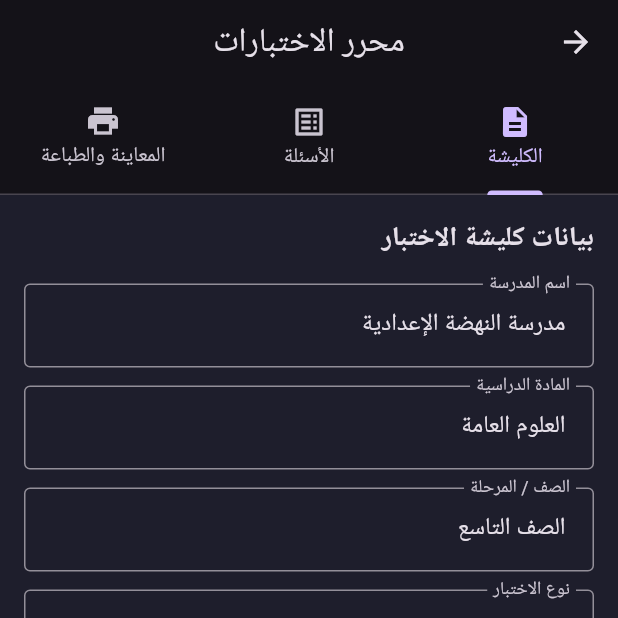
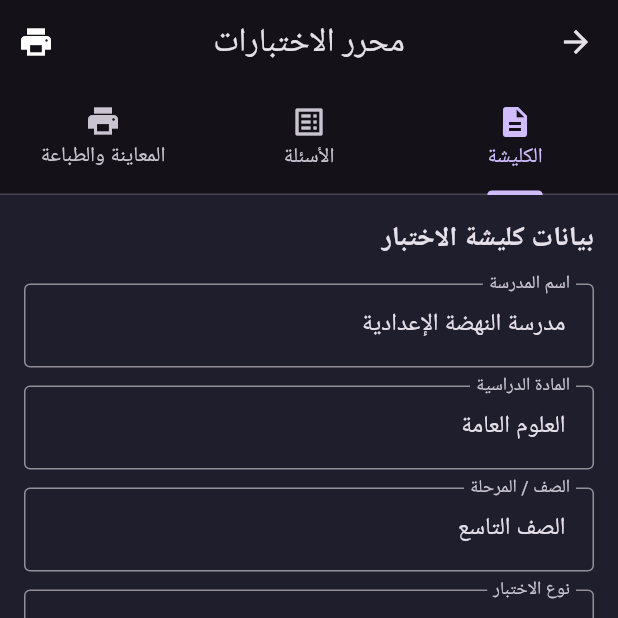
Before and after one commit to albetimohammed-pixel/yemen_exam_maker, a Flutter app: the MainEditorScreen screen opened directly, on a phone screen of 412 x 824 dp, the top half of it. Run offline on Flutter 3.47's test engine with Material 3 defaults, Android fonts, the phone set to English and light mode, and no system bars.

Commit message:
Update main_editor_screen.dart

```diff
--- a/lib/views/main_editor_screen.dart
+++ b/lib/views/main_editor_screen.dart
@@ -89,6 +89,17 @@ class _MainEditorScreenState extends State<MainEditorScreen>
     super.dispose();
   }
 
+  // دالة تصدير وطباعة الاختبار (PDF / Print)
+  void _exportOrPrintExam() {
+    ScaffoldMessenger.of(context).showSnackBar(
+      const SnackBar(
+        content: Text('جاري تجهيز الاختبار للطباعة والتصدير كـ PDF...'),
+        duration: Duration(seconds: 2),
+      ),
+    );
+    // هنا يتم ربط مكتبة الطباعة أو حفظ الـ PDF مستقبلاً بكل سهولة
+  }
+
   @override
   Widget build(BuildContext context) {
     return Directionality(
@@ -97,6 +108,14 @@ class _MainEditorScreenState extends State<MainEditorScreen>
         appBar: AppBar(
           title: const Text('محرر الاختبارات'),
           centerTitle: true,
+          actions: [
+            // زر الطباعة والتصدير الدائم في أعلى الشاشة
+            IconButton(
+              icon: const Icon(Icons.print, color: Colors.white),
+              tooltip: 'طباعة / تصدير PDF',
+              onPressed: _exportOrPrintExam,
+            ),
+          ],
           bottom: TabBar(
             controller: _tabController,
             tabs: const [
@@ -223,7 +242,21 @@ class _MainEditorScreenState extends State<MainEditorScreen>
   Widget _buildPreviewTab() {
     return SingleChildScrollView(
       padding: const EdgeInsets.all(16.0),
-      child: Container(
+      child: Column(
+        children: [
+          // زر بارز إضافي في تبويب المعاينة للتصدير الواضح
+          ElevatedButton.icon(
+            style: ElevatedButton.styleFrom(
+              minimumSize: const Size.fromHeight(45),
+              backgroundColor: Colors.green,
+              foregroundColor: Colors.white,
+            ),
+            icon: const Icon(Icons.picture_as_pdf),
+            label: const Text('تصدير الاختبار كـ PDF / طباعة نهائية', style: TextStyle(fontSize: 16)),
+            onPressed: _exportOrPrintExam,
+          ),
+          const SizedBox(height: 16),
+          Container(
             padding: const EdgeInsets.all(20),
             decoration: BoxDecoration(
               color: Colors.white,
@@ -271,6 +304,8 @@ class _MainEditorScreenState extends State<MainEditorScreen>
                   }).toList(),
               ],
             ),
+          ),
+        ],
       ),
     );
   }
```
Lines whose indentation alone changed are shown as unchanged.
